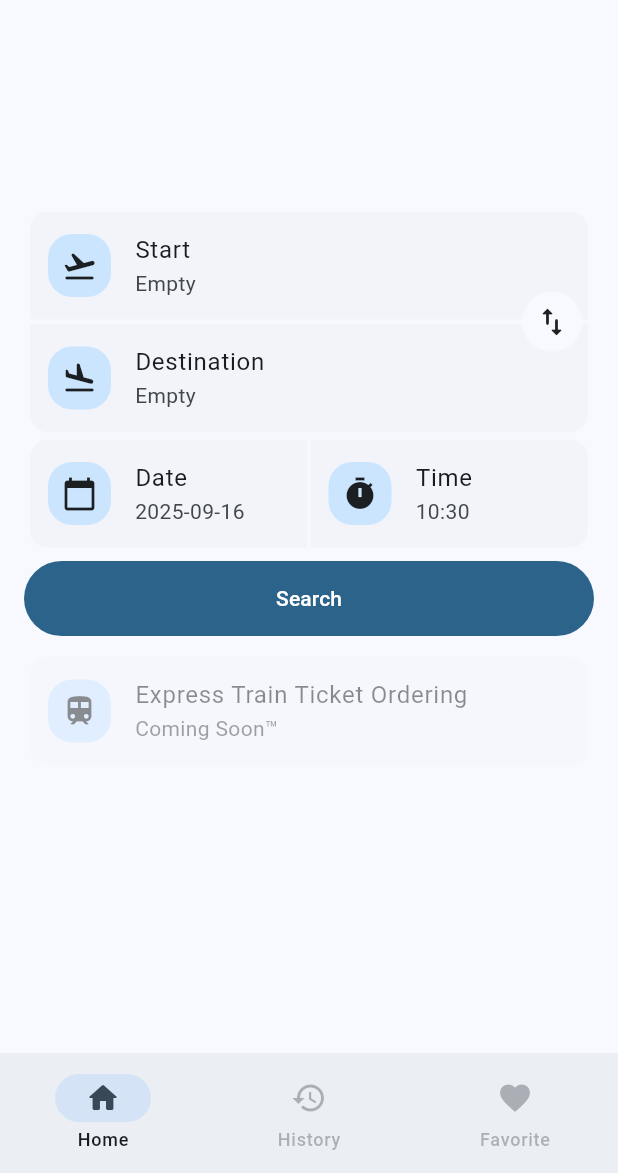
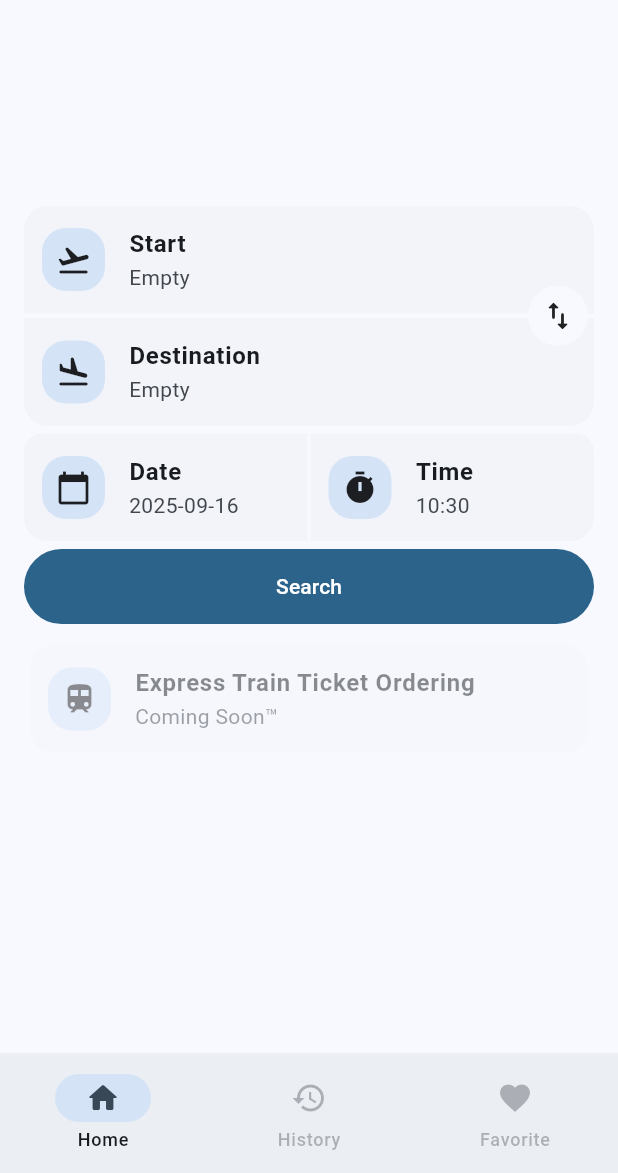
Before and after one commit to 0944-tw/fosstra, a Flutter app: the screen it shows after launch, on a phone screen of 412 x 824 dp, the part 63-1236 px from its top. Run offline on Flutter 3.47's test engine with Material 3 defaults, Android fonts, the phone set to English and light mode, and no system bars; drawn by our look-alikes of dynamic_color; our stand-ins replace go_router, google_fonts, loader_overlay, material_symbols_icons, shared_preferences, stacked; missing offline and left inert: modern_dialog.

```diff
--- a/lib/route.dart
+++ b/lib/route.dart
@@ -1,11 +1,12 @@
 import 'package:flutter/material.dart';
 import 'package:go_router/go_router.dart';
 import 'package:tra/views/HomePage/home_page.dart';
+import 'package:tra/views/Settings/debug/debug.dart';
 import 'package:tra/views/Settings/layout.dart';
 import 'package:tra/views/Settings/locale/page.dart';
 import 'package:tra/views/Settings/settings.dart';
-import 'package:tra/views/TRA_DailyTrainSchedule/TRA_TrainTimetables.dart';
-import 'package:tra/views/TRA_SearchPage/TRA_SearchPage.dart';
+import 'package:tra/views/TRA_Timetables///tra_timetables.dart';
+import 'package:tra/views/TRA_SearchPage/tra_searchpage.dart';
 
 class AppRouter {
   // GoRouter configuration
@@ -43,6 +44,11 @@ class AppRouter {
             builder: (context, state) =>
                 SettingsLayout(title: "langauges", child: SettingsLocalePage()),
           ),
+          GoRoute(
+            path: 'debug',
+            builder: (context, state) =>
+                SettingsLayout(title: "Debug", child: SettingsDebugPage()),
+          ),
         ],
       ),
     ],
--- a/lib/views/HomePage/home_page.dart
+++ b/lib/views/HomePage/home_page.dart
@@ -6,7 +6,7 @@ import 'package:tra/l10n/app_localizations.dart';
 import 'package:tra/views/HomePage/home_page_viewmodel.dart';
 import 'package:tra/views/LocationSelect/location_select.dart';
 import 'package:tra/views/Settings/settings.dart';
-import 'package:tra/views/TRA_SearchPage/TRA_SearchPage.dart';
+import 'package:tra/views/TRA_SearchPage/tra_searchpage.dart';
 import 'package:shared_preferences/shared_preferences.dart';
 
 class HomePage extends StatefulWidget {
@@ -55,6 +55,8 @@ class _HomePageState extends State<HomePage> {
           ],
         ),
         body: Scaffold(
+          backgroundColor: Theme.of(context).colorScheme.surface,
+
           appBar: AppBar(
             title: const Text("fosstra"),
             centerTitle: true,
@@ -73,26 +75,26 @@ class _HomePageState extends State<HomePage> {
             child: Column(
               crossAxisAlignment: CrossAxisAlignment.stretch,
               children: [
-
                 SizedBox(height: 3),
-                Card(
-                  elevation: 0,
-                  color: Theme.of(context).colorScheme.surface,
+                Material(
+                  borderRadius: BorderRadius.circular(16),
+                  clipBehavior: Clip.antiAlias,
                   child: Column(
                     children: [
-                      Stack(
+                      Material(
+                        borderRadius: BorderRadius.circular(16),
+                        clipBehavior: Clip.antiAlias,
+                        child: Stack(
                           alignment: Alignment.centerRight,
                           children: [
                             Column(
                               mainAxisSize: MainAxisSize.min,
                               children: [
                                 LocationTile(
-                                radius: BorderRadius.only(
-                                  topLeft: Radius.circular(12),
-                                  topRight: Radius.circular(12),
-                                ),
                                   name: localizations.startStation,
-                                description: model.stationStartName ?? localizations.empty,
+                                  description:
+                                      model.stationStartName ??
+                                      localizations.empty,
                                   icon: Icons.flight_takeoff_rounded,
                                   onClick: () {
                                     model.selectCity(context, "start");
@@ -100,13 +102,10 @@ class _HomePageState extends State<HomePage> {
                                 ),
                                 SizedBox(height: 3),
                                 LocationTile(
-                                radius: BorderRadius.only(
-                                  bottomLeft: Radius.circular(12),
-                                  bottomRight: Radius.circular(12),
-                                ),
                                   name: localizations.destinationStation,
                                   description:
-                                    model.stationDestinationName ?? localizations.empty,
+                                      model.stationDestinationName ??
+                                      localizations.empty,
                                   icon: Icons.flight_land_rounded,
                                   onClick: () {
                                     model.selectCity(context, "des");
@@ -129,7 +128,7 @@ class _HomePageState extends State<HomePage> {
                                     ),
                                     child: Padding(
                                       padding: EdgeInsetsGeometry.all(8),
-                                    child: Icon(Icons.swap_vert_rounded,),
+                                      child: Icon(Icons.swap_vert_rounded),
                                     ),
                                   ),
                                 ),
@@ -137,6 +136,8 @@ class _HomePageState extends State<HomePage> {
                             ),
                           ],
                         ),
+                      ),
+
                       SizedBox(height: 5),
                       Row(
                         children: [
@@ -179,6 +180,7 @@ class _HomePageState extends State<HomePage> {
                     ],
                   ),
                 ),
+
                 SizedBox(height: 5),
 
                 FilledButton(
@@ -191,15 +193,22 @@ class _HomePageState extends State<HomePage> {
                         // user must tap button!
                         builder: (BuildContext context) {
                           return AlertDialog(
-                            title:   Text(localizations.stationNotSelectedAlertTitle),
+                            title: Text(
+                              localizations.stationNotSelectedAlertTitle,
+                            ),
                             content: SingleChildScrollView(
                               child: ListBody(
-                                children: <Widget>[Text(localizations.stationNotSelectedAlertDescription)],
+                                children: <Widget>[
+                                  Text(
+                                    localizations
+                                        .stationNotSelectedAlertDescription,
+                                  ),
+                                ],
                               ),
                             ),
                             actions: <Widget>[
                               TextButton(
-                                child:   Text(localizations.close),
+                                child: Text(localizations.close),
                                 onPressed: () {
                                   Navigator.of(context).pop();
                                 },
@@ -226,7 +235,7 @@ class _HomePageState extends State<HomePage> {
                   child: Column(
                     children: [
                       LocationTile(
-                        radius: BorderRadius.all(Radius.circular(12)),
+                        radius: BorderRadius.all(Radius.circular(16)),
                         name: localizations.expressTrainTicketOrderTitle,
                         description: "Coming Soon™️ ️",
                         icon: Icons.train,
@@ -259,7 +268,7 @@ class _HomePageState extends State<HomePage> {
 
  */
 class LocationTile extends StatelessWidget {
-  final BorderRadius radius;
+  final BorderRadius? radius;
   final String name;
   final String description;
   final IconData icon;
@@ -268,7 +277,7 @@ class LocationTile extends StatelessWidget {
 
   const LocationTile({
     super.key,
-    required this.radius,
+    this.radius,
     required this.name,
     required this.description,
     required this.icon,
@@ -287,23 +296,23 @@ class LocationTile extends StatelessWidget {
 
         borderRadius: radius,
         child: InkWell(
-          borderRadius: radius,
+          borderRadius: radius ?? null,
 
-          onTap: onClick != null ? () => onClick!() : null,
 
           child: ListTile(
+            onTap: onClick != null ? () => onClick!() : null,
             contentPadding: EdgeInsets.only(left: 12),
             leading: Container(
               width: 42,
               height: 42,
               decoration: BoxDecoration(
-                color: Theme.of(context).colorScheme.primaryContainer,
+                color: Theme.of(context).colorScheme.secondaryContainer,
                 shape: BoxShape.rectangle,
                 borderRadius: BorderRadius.all(Radius.circular(16)),
               ),
               child: Icon(this.icon, color: Theme.of(context).iconTheme.color),
             ),
-            title: Text(name),
+            title: Text(name, style: TextStyle(fontWeight: FontWeight.bold)),
             subtitle: Text(description),
           ),
         ),
--- a/lib/views/HomePage/home_page_viewmodel.dart
+++ b/lib/views/HomePage/home_page_viewmodel.dart
@@ -2,7 +2,7 @@ import 'package:flutter/material.dart';
 import 'package:go_router/go_router.dart';
 import 'package:stacked/stacked.dart';
 import 'package:tra/views/LocationSelect/location_select.dart';
-import 'package:tra/views/TRA_SearchPage/TRA_SearchPage.dart';
+import 'package:tra/views/TRA_SearchPage/tra_searchpage.dart';
 import 'package:shared_preferences/shared_preferences.dart';
 
 class HomePageViewModel extends BaseViewModel {
```
Lines whose indentation alone changed are shown as unchanged.
